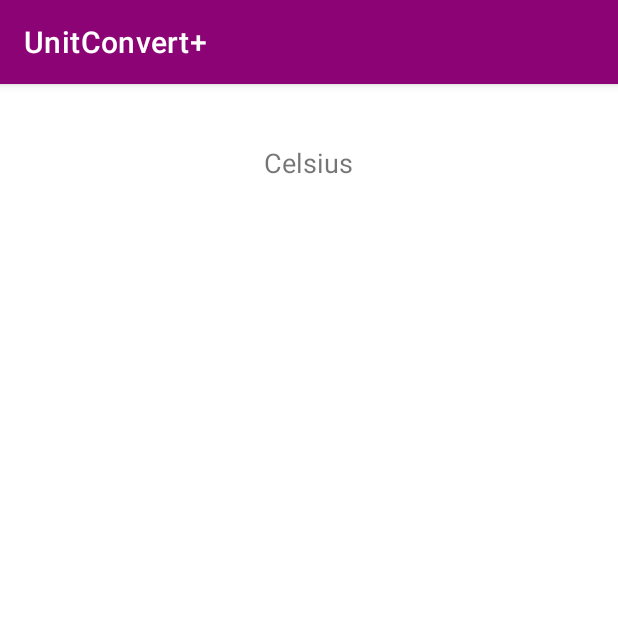
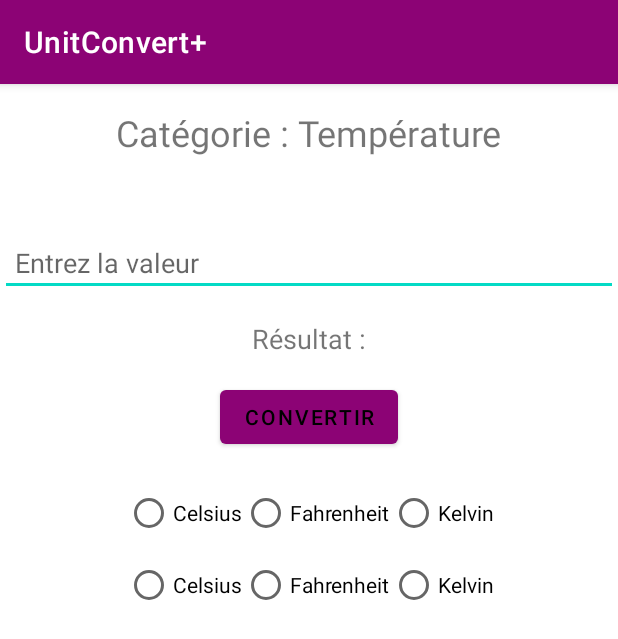
Before and after one commit to tonolinl/UnitConvertPlus, an Android app: the screen it shows after launch (ConversionListActivity before the commit, ConversionActivity after it), after a tap on "Bouton Image", on a phone screen of 412 x 824 dp. Shown: the top 639 px of the screen. Run offline under Robolectric (Android 15) with nearby library versions, the phone set to English and light mode, and no system bars.

Commit message:
Convertisseur fonctionnel V1

```diff
--- a/app/src/main/AndroidManifest.xml
+++ b/app/src/main/AndroidManifest.xml
@@ -10,7 +10,7 @@
         android:supportsRtl="true"
         android:theme="@style/Theme.UnitConvertPlus">
         <activity
-        android:name=".ConversionListActivity" />
+        android:name=".ConversionActivity" />
         <activity android:name=".MainActivity">
             <intent-filter>
                 <action android:name="android.intent.action.MAIN" />
--- a/app/src/main/java/com/example/helloworld/CategoryAdapter.java
+++ b/app/src/main/java/com/example/helloworld/CategoryAdapter.java
@@ -35,17 +35,21 @@ public class CategoryAdapter extends RecyclerView.Adapter<CategoryAdapter.Catego
         holder.textView.setText(category);
 
         // Si c'est Température, Poids ou Volume, affecter une image
-        if (category.equals("Température")) {
-            holder.imageButton.setImageResource(R.drawable.temp);  // Ajoute une image spécifique
-        } else if (category.equals("Poids")) {
-            holder.imageButton.setImageResource(R.drawable.poids);
-        } else if (category.equals("Volume")) {
-            holder.imageButton.setImageResource(R.drawable.vol);
+        switch (category) {
+            case "Température":
+                holder.imageButton.setImageResource(R.drawable.temp);  // Ajoute une image spécifique
+                break;
+            case "Poids":
+                holder.imageButton.setImageResource(R.drawable.poids);
+                break;
+            case "Volume":
+                holder.imageButton.setImageResource(R.drawable.vol);
+                break;
         }
 
         // Listener pour la navigation
         holder.imageButton.setOnClickListener(v -> {
-            Intent intent = new Intent(context, ConversionListActivity.class);
+            Intent intent = new Intent(context, ConversionActivity.class);
             intent.putExtra("category", category);  // Passe la catégorie à la nouvelle activité
             context.startActivity(intent);
         });
@@ -66,4 +70,5 @@ public class CategoryAdapter extends RecyclerView.Adapter<CategoryAdapter.Catego
             textView = itemView.findViewById(R.id.textView);
         }
     }
+
 }
--- /dev/null
+++ b/app/src/main/java/com/example/helloworld/ConversionActivity.java
@@ -0,0 +1,136 @@
+package com.example.helloworld;
+
+import android.content.Intent;
+import android.os.Bundle;
+import android.view.View;
+import android.widget.Button;
+import android.widget.EditText;
+import android.widget.RadioButton;
+import android.widget.RadioGroup;
+import android.widget.TextView;
+import androidx.appcompat.app.AppCompatActivity;
+
+public class ConversionActivity extends AppCompatActivity {
+
+    private EditText inputValue;
+    private TextView outputValue;
+    private RadioGroup baseUnitRadioGroup, targetUnitRadioGroup;
+    private Button convertButton;
+    private String category;
+
+    @Override
+    protected void onCreate(Bundle savedInstanceState) {
+        super.onCreate(savedInstanceState);
+        setContentView(R.layout.activity_conversion_list);
+
+        inputValue = findViewById(R.id.inputValue);
+        outputValue = findViewById(R.id.outputValue);
+        baseUnitRadioGroup = findViewById(R.id.baseUnitRadioGroup);
+        targetUnitRadioGroup = findViewById(R.id.targetUnitRadioGroup);
+        convertButton = findViewById(R.id.convertButton);
+
+        // Récupérer la catégorie à partir de l'Intent
+        category = getIntent().getStringExtra("category");
+        TextView categoryTitle = findViewById(R.id.categoryTitle);
+        categoryTitle.setText("Catégorie : " + category);
+
+        // Configurer les unités de base et cibles en fonction de la catégorie
+        setupUnitsForCategory();
+
+        // Configurer l'action du bouton Convertir
+        convertButton.setOnClickListener(this::convertValue);
+    }
+
+    // Configurer les RadioGroup en fonction de la catégorie
+    private void setupUnitsForCategory() {
+        switch (category) {
+            case "Température":
+                // Unités pour la température
+                setupTemperatureUnits();
+                break;
+            case "Poids":
+                // Unités pour le poids
+                setupWeightUnits();
+                break;
+            case "Volume":
+                // Unités pour le volume
+                setupVolumeUnits();
+                break;
+        }
+    }
+
+    private void setupTemperatureUnits() {
+        // Température : Celsius, Fahrenheit, Kelvin
+        addRadioButton(baseUnitRadioGroup, "Celsius");
+        addRadioButton(baseUnitRadioGroup, "Fahrenheit");
+        addRadioButton(baseUnitRadioGroup, "Kelvin");
+
+        addRadioButton(targetUnitRadioGroup, "Celsius");
+        addRadioButton(targetUnitRadioGroup, "Fahrenheit");
+        addRadioButton(targetUnitRadioGroup, "Kelvin");
+    }
+
+    private void setupWeightUnits() {
+        // Poids : Kilogramme, Livre
+        addRadioButton(baseUnitRadioGroup, "Kilogramme");
+        addRadioButton(baseUnitRadioGroup, "Livre");
+
+        addRadioButton(targetUnitRadioGroup, "Kilogramme");
+        addRadioButton(targetUnitRadioGroup, "Livre");
+    }
+
+    private void setupVolumeUnits() {
+        // Volume : Litre, Gallon
+        addRadioButton(baseUnitRadioGroup, "Litre");
+        addRadioButton(baseUnitRadioGroup, "Gallon");
+
+        addRadioButton(targetUnitRadioGroup, "Litre");
+        addRadioButton(targetUnitRadioGroup, "Gallon");
+    }
+
+    // Méthode utilitaire pour ajouter un RadioButton à un RadioGroup
+    private void addRadioButton(RadioGroup radioGroup, String text) {
+        RadioButton radioButton = new RadioButton(this);
+        radioButton.setText(text);
+        radioGroup.addView(radioButton);
+    }
+
+    // Fonction de conversion lorsqu'on appuie sur le bouton "Convertir"
+    public void convertValue(View view) {
+        String input = inputValue.getText().toString();
+        if (!input.isEmpty()) {
+            double value = Double.parseDouble(input);
+
+            // Récupérer les unités sélectionnées
+            RadioButton selectedBaseUnit = findViewById(baseUnitRadioGroup.getCheckedRadioButtonId());
+            RadioButton selectedTargetUnit = findViewById(targetUnitRadioGroup.getCheckedRadioButtonId());
+
+            if (selectedBaseUnit == null || selectedTargetUnit == null) {
+                outputValue.setText("Veuillez sélectionner les unités.");
+                return;
+            }
+
+            String baseUnit = selectedBaseUnit.getText().toString();
+            String targetUnit = selectedTargetUnit.getText().toString();
+
+            // Appeler la méthode de conversion en fonction de la catégorie
+            double result = 0;
+            switch (category) {
+                case "Température":
+                    result = Converter.convertTemperature(value, baseUnit, targetUnit);
+                    break;
+                case "Poids":
+                    result = Converter.convertWeight(value, baseUnit, targetUnit);
+                    break;
+                case "Volume":
+                    result = Converter.convertVolume(value, baseUnit, targetUnit);
+                    break;
+            }
+
+            // Afficher le résultat
+            outputValue.setText("Résultat : " + result);
+        } else {
+            outputValue.setText("Veuillez entrer une valeur.");
+        }
+    }
+}
--- a/app/src/main/java/com/example/helloworld/ConversionListActivity.java
+++ /dev/null
@@ -1,41 +0,0 @@
-package com.example.helloworld;
-
-import android.os.Bundle;
-
-import androidx.appcompat.app.AppCompatActivity;
-import androidx.recyclerview.widget.LinearLayoutManager;
-import androidx.recyclerview.widget.RecyclerView;
-
-import java.util.ArrayList;
-import java.util.Arrays;
-import java.util.List;
-
-public class ConversionListActivity extends AppCompatActivity {
-
-    private RecyclerView recyclerView;
-    private List<String> conversionList;
-
-    @Override
-    protected void onCreate(Bundle savedInstanceState) {
-        super.onCreate(savedInstanceState);
-        setContentView(R.layout.activity_conversion_list);
-
-        recyclerView = findViewById(R.id.recyclerView);
-        recyclerView.setLayoutManager(new LinearLayoutManager(this));
-
-        String category = getIntent().getStringExtra("category");  // Récupérer la catégorie
-
-        // Liste d'unités en fonction de la catégorie
-        if ("Température".equals(category)) {
-            conversionList = Arrays.asList("Celsius", "Fahrenheit", "Kelvin");
-        } else if ("Poids".equals(category)) {
-            conversionList = Arrays.asList("Kilogrammes", "Grammes", "Livres");
-        } else if ("Volume".equals(category)) {
-            conversionList = Arrays.asList("Litre", "Millilitre", "Gallon");
-        }
-
-        // Initialiser l'adaptateur
-        ConversionAdapter adapter = new ConversionAdapter(this, conversionList);
-        recyclerView.setAdapter(adapter);
-    }
-}
--- a/app/src/main/java/com/example/helloworld/MainActivity.java
+++ b/app/src/main/java/com/example/helloworld/MainActivity.java
@@ -1,4 +1,6 @@
 package com.example.helloworld;
+
+import android.content.Intent;
 import android.os.Bundle;
 import androidx.appcompat.app.AppCompatActivity;
 import androidx.recyclerview.widget.LinearLayoutManager;
@@ -28,5 +30,6 @@ public class MainActivity extends AppCompatActivity {
         // Création de l'adaptateur
         adapter = new CategoryAdapter(this, categories);
         recyclerView.setAdapter(adapter);
+
     }
 }
--- a/app/src/main/res/layout/activity_conversion.xml
+++ b/app/src/main/res/layout/activity_conversion.xml
@@ -64,6 +64,4 @@
     </LinearLayout>
 
 
-
-
 </androidx.constraintlayout.widget.ConstraintLayout>
--- a/app/src/main/res/layout/activity_conversion_list.xml
+++ b/app/src/main/res/layout/activity_conversion_list.xml
@@ -3,19 +3,79 @@
     xmlns:android="http://schemas.android.com/apk/res/android"
     xmlns:app="http://schemas.android.com/apk/res-auto"
     xmlns:tools="http://schemas.android.com/tools"
-    android:id="@+id/main"
     android:layout_width="match_parent"
     android:layout_height="match_parent"
-    tools:context=".CategorieAdapter">
+    tools:context=".ConversionActivity">
 
-    <androidx.recyclerview.widget.RecyclerView
-        android:id="@+id/recyclerView"
-        android:layout_width="match_parent"
-        android:layout_height="match_parent"
+    <!-- Titre de la catégorie -->
+    <TextView
+        android:id="@+id/categoryTitle"
+        android:layout_width="wrap_content"
+        android:layout_height="wrap_content"
+        android:text="Catégorie :"
+        android:textSize="24sp"
+        app:layout_constraintEnd_toEndOf="parent"
+        app:layout_constraintStart_toStartOf="parent"
+        app:layout_constraintTop_toTopOf="parent"
+        android:padding="16dp"/>
+
+    <!-- Champ pour entrer la valeur -->
+    <EditText
+        android:id="@+id/inputValue"
+        android:layout_width="0dp"
+        android:layout_height="wrap_content"
+        android:hint="Entrez la valeur"
+        android:inputType="numberDecimal"
+        app:layout_constraintEnd_toEndOf="parent"
+        app:layout_constraintStart_toStartOf="parent"
+        app:layout_constraintTop_toBottomOf="@id/categoryTitle"
+        android:layout_marginTop="32dp"
+        android:padding="10dp"/>
+
+    <!-- Résultat de la conversion -->
+    <TextView
+        android:id="@+id/outputValue"
+        android:layout_width="wrap_content"
+        android:layout_height="wrap_content"
+        android:text="Résultat :"
+        android:textSize="18sp"
+        app:layout_constraintEnd_toEndOf="parent"
+        app:layout_constraintStart_toStartOf="parent"
+        app:layout_constraintTop_toBottomOf="@id/inputValue"
+        android:layout_marginTop="16dp"/>
+
+    <!-- Bouton pour convertir -->
+    <Button
+        android:id="@+id/convertButton"
+        android:layout_width="wrap_content"
+        android:layout_height="wrap_content"
+        android:text="Convertir"
+        app:layout_constraintEnd_toEndOf="parent"
+        app:layout_constraintStart_toStartOf="parent"
+        app:layout_constraintTop_toBottomOf="@id/outputValue"
         android:layout_marginTop="16dp"
-        android:padding="16dp" />
+        android:onClick="convertValue"/>
 
+    <!-- RadioGroup pour l'unité de base (pour température, poids, volume) -->
+    <RadioGroup
+        android:id="@+id/baseUnitRadioGroup"
+        android:layout_width="wrap_content"
+        android:layout_height="wrap_content"
+        app:layout_constraintTop_toBottomOf="@id/convertButton"
+        app:layout_constraintStart_toStartOf="parent"
+        app:layout_constraintEnd_toEndOf="parent"
+        android:orientation="horizontal"
+        android:layout_marginTop="24dp"/>
 
-
+    <!-- RadioGroup pour l'unité cible -->
+    <RadioGroup
+        android:id="@+id/targetUnitRadioGroup"
+        android:layout_width="wrap_content"
+        android:layout_height="wrap_content"
+        app:layout_constraintTop_toBottomOf="@id/baseUnitRadioGroup"
+        app:layout_constraintStart_toStartOf="parent"
+        app:layout_constraintEnd_toEndOf="parent"
+        android:orientation="horizontal"
+        android:layout_marginTop="16dp"/>
 
 </androidx.constraintlayout.widget.ConstraintLayout>
```
Also changed, not shown: app/src/main/java/com/example/helloworld/Converter.java (added, +34 -0 lines).
